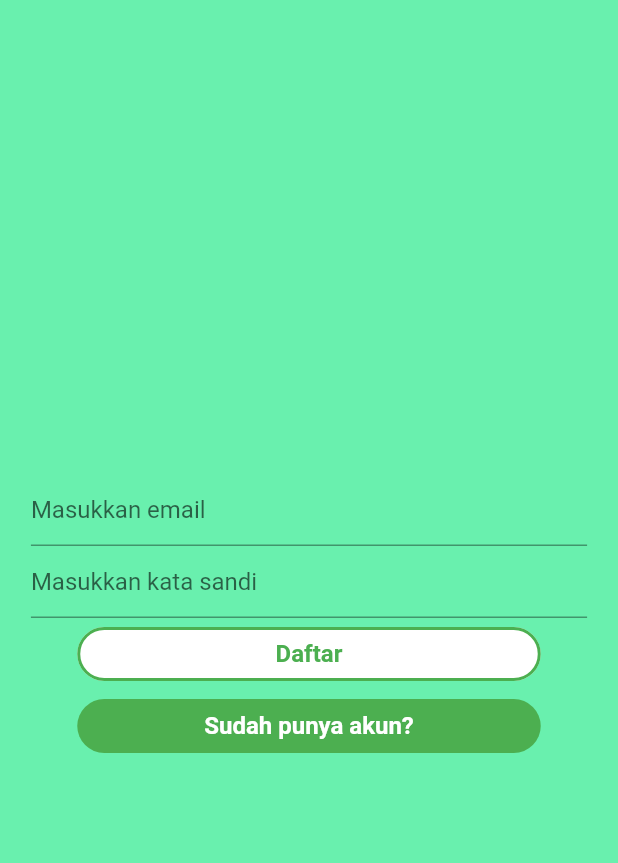
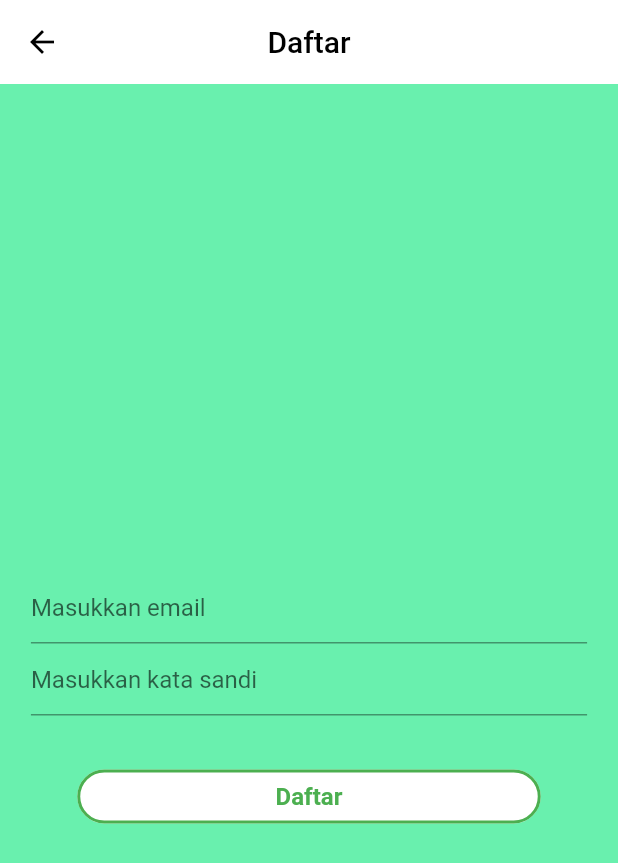
Before and after one commit to AngDrew/smart_hyco, a Flutter app: the screen it shows after launch, after a tap on "Daftar", on a phone screen of 412 x 824 dp. Shown: the top 863 px of the screen. Run offline on Flutter 3.47's test engine with Material 2 defaults, Android fonts, the light colour scheme and no system bars.

Commit message:
profress #2
clean coded

login screen
register screen
custom app bar
widget style sheet (WSS) [need more options]
text style sheet (TSS) [need more options]
color palette (CPalette) [need more options]
spacing sheet (Spacing) [need more options]

if you found any issue please tell me.

```diff
--- a/lib/main.dart
+++ b/lib/main.dart
@@ -1,5 +1,7 @@
 import 'package:flutter/material.dart';
 import 'package:smarthyco/src/screens/splash_scr.dart';
+
+import 'src/resources/router.dart';
 
 void main() => runApp(MyApp());
 
@@ -12,6 +14,8 @@ class MyApp extends StatelessWidget {
         primarySwatch: Colors.green,
       ),
       home: SplashScreen(),
+      onGenerateRoute: Router.generateRoute,
+      initialRoute: '/',
     );
   }
 }
--- /dev/null
+++ b/lib/src/resources/color_palette.dart
@@ -0,0 +1,5 @@
+import 'package:flutter/material.dart';
+
+class CP {
+  static const Color primaryColor = Colors.green;
+}
--- /dev/null
+++ b/lib/src/resources/router.dart
@@ -0,0 +1,25 @@
+import 'package:flutter/material.dart';
+import 'package:smarthyco/src/screens/login_scr.dart';
+import 'package:smarthyco/src/screens/register_scr.dart';
+import 'package:smarthyco/src/screens/splash_scr.dart';
+
+class Router {
+  static Route<dynamic> generateRoute(RouteSettings settings) {
+    switch (settings.name) {
+      case '/':
+        return MaterialPageRoute<dynamic>(builder: (_) => SplashScreen());
+      case '/login':
+        return MaterialPageRoute<dynamic>(builder: (_) => LoginScreen());
+      case '/register':
+        return MaterialPageRoute<dynamic>(builder: (_) => RegisterScreen());
+      default:
+        return MaterialPageRoute<dynamic>(
+          builder: (_) => Scaffold(
+            body: Center(
+              child: Text('No route defined for ${settings.name}'),
+            ),
+          ),
+        );
+    }
+  }
+}
--- /dev/null
+++ b/lib/src/resources/spacing.dart
@@ -0,0 +1,67 @@
+import 'package:flutter/material.dart';
+
+class Spacing {
+  //vertical spacing
+  static const SizedBox vertical10 = SizedBox(
+    height: 10,
+  );
+  static const SizedBox vertical20 = SizedBox(
+    height: 20,
+  );
+  static const SizedBox vertical30 = SizedBox(
+    height: 30,
+  );
+  static const SizedBox vertical40 = SizedBox(
+    height: 40,
+  );
+  static const SizedBox vertical50 = SizedBox(
+    height: 50,
+  );
+  static const SizedBox vertical60 = SizedBox(
+    height: 60,
+  );
+  static const SizedBox vertical70 = SizedBox(
+    height: 70,
+  );
+  static const SizedBox vertical80 = SizedBox(
+    height: 80,
+  );
+  static const SizedBox vertical90 = SizedBox(
+    height: 90,
+  );
+  static const SizedBox vertical100 = SizedBox(
+    height: 100,
+  );
+
+  //horizontal margin or padding
+  static const EdgeInsets horizontalSymetric5 = EdgeInsets.symmetric(
+    horizontal: 5,
+  );
+  static const EdgeInsets horizontalSymetric10 = EdgeInsets.symmetric(
+    horizontal: 10,
+  );
+  static const EdgeInsets horizontalSymetric15 = EdgeInsets.symmetric(
+    horizontal: 15,
+  );
+  static const EdgeInsets horizontalSymetric20 = EdgeInsets.symmetric(
+    horizontal: 20,
+  );
+  static const EdgeInsets horizontalSymetric25 = EdgeInsets.symmetric(
+    horizontal: 25,
+  );
+  static const EdgeInsets horizontalSymetric30 = EdgeInsets.symmetric(
+    horizontal: 30,
+  );
+  static const EdgeInsets horizontalSymetric35 = EdgeInsets.symmetric(
+    horizontal: 35,
+  );
+  static const EdgeInsets horizontalSymetric40 = EdgeInsets.symmetric(
+    horizontal: 40,
+  );
+  static const EdgeInsets horizontalSymetric45 = EdgeInsets.symmetric(
+    horizontal: 45,
+  );
+  static const EdgeInsets horizontalSymetric50 = EdgeInsets.symmetric(
+    horizontal: 50,
+  );
+}
--- a/lib/src/screens/login_scr.dart
+++ b/lib/src/screens/login_scr.dart
@@ -101,7 +101,7 @@ class _LoginScreenState extends State<LoginScreen> {
       width: size.width * 0.75,
       child: FlatButton(
         onPressed: () {
-          //
+          Navigator.pushNamed(context, '/register');
         },
         child: const Text(
           'Daftar',
--- a/lib/src/screens/register_scr.dart
+++ b/lib/src/screens/register_scr.dart
@@ -1,4 +1,5 @@
 import 'package:flutter/material.dart';
+import 'package:smarthyco/src/resources/spacing.dart';
 import 'package:smarthyco/src/styles/text_style_sheet.dart';
 import 'package:smarthyco/src/styles/widget_style_sheet.dart';
 import 'package:smarthyco/src/widgets/custom_app_bar.dart';
@@ -12,13 +13,15 @@ class RegisterScreenState extends State<RegisterScreen> {
   TextEditingController emailController = TextEditingController();
   TextEditingController passwordController = TextEditingController();
 
-  CustomAppBar cab = const CustomAppBar('title', Text('data'));
-
   @override
   Widget build(BuildContext context) {
     final Size size = MediaQuery.of(context).size;
     return Scaffold(
-      //appBar:
+      appBar: CustomAppBar(
+        backgroundColor: Colors.white,
+        title: 'Daftar',
+        isCenter: true,
+      ),
       body: SingleChildScrollView(
         child: Container(
           color: Colors.greenAccent,
@@ -41,8 +44,8 @@ class RegisterScreenState extends State<RegisterScreen> {
         children: <Widget>[
           emailForm(size),
           passwordForm(size),
+          Spacing.vertical30,
           loginButton(size),
-          registerButton(size),
         ],
       ),
     );
@@ -89,22 +92,4 @@ class RegisterScreenState extends State<RegisterScreen> {
       ),
     );
   }
-
-  Container registerButton(Size size) {
-    return Container(
-      width: size.width * 0.75,
-      child: FlatButton(
-        onPressed: () {
-          //
-        },
-        child: const Text(
-          'Sudah punya akun?',
-          style: TSS.mdWhiteBold,
-        ),
-        shape: WSS.roundedBorder(20, WSS.noBorder),
-        color: Colors.green,
-        highlightColor: Colors.white30,
-      ),
-    );
-  }
 }
--- a/lib/src/screens/splash_scr.dart
+++ b/lib/src/screens/splash_scr.dart
@@ -1,7 +1,4 @@
 import 'package:flutter/material.dart';
-import 'package:smarthyco/src/screens/login_scr.dart';
-
-import 'register_scr.dart';
 
 class SplashScreen extends StatefulWidget {
   @override
@@ -13,10 +10,7 @@ class _SplashScreenState extends State<SplashScreen> {
   void initState() {
     super.initState();
     Future<void>.delayed(const Duration(seconds: 1), () {
-      Navigator.push(
-          context,
-          MaterialPageRoute<dynamic>(
-              builder: (BuildContext context) => RegisterScreen()));
+      Navigator.pushReplacementNamed<void, void>(context, '/login');
     });
   }
 
--- a/lib/src/widgets/custom_app_bar.dart
+++ b/lib/src/widgets/custom_app_bar.dart
@@ -1,73 +1,47 @@
 import 'package:flutter/material.dart';
-import 'package:smarthyco/src/styles/text_style_sheet.dart';
-import 'package:smarthyco/src/styles/widget_style_sheet.dart';
+import 'package:smarthyco/src/resources/color_palette.dart';
 
-class CustomAppBar {
-  const CustomAppBar(this.title, this.child);
+class CustomAppBar extends StatelessWidget with PreferredSizeWidget {
+  CustomAppBar({
+    @required this.title,
+    this.backgroundColor = CP.primaryColor,
+    this.itemColor = Colors.black,
+    this.actions,
+    this.isCenter = false,
+    this.elevation = 0.0,
+  });
+
   final String title;
-  final Widget child;
+  final Color backgroundColor;
+  final Color itemColor;
+  final List<Widget> actions;
+  final bool isCenter;
+  final double elevation;
 
-  Widget appBar(BuildContext context) {
-    final Size size = MediaQuery.of(context).size;
-    return PreferredSize(
-      preferredSize: Size(size.width, 58),
-      child: Column(
-        children: <Widget>[
-          Row(
-            mainAxisSize: MainAxisSize.max,
-            mainAxisAlignment: MainAxisAlignment.spaceBetween,
-            children: <Widget>[
-              Hero(
-                tag: 'topBarBtn',
-                child: Card(
-                  elevation: 10,
-                  shape: WSS.roundedBorder(20, WSS.noBorder),
-                  child: MaterialButton(
-                    height: 50,
-                    minWidth: 50,
-                    elevation: 10,
-                    shape: WSS.roundedBorder(20, WSS.noBorder),
-                    onPressed: () {},
-                    child: child,
-                  ),
-                ),
-              ),
-              // SizedBox(
-              //   width: 50,
-              // ),
-              Hero(
-                tag: 'title',
-                transitionOnUserGestures: true,
-                child: Card(
-                  elevation: 10,
-                  shape: const RoundedRectangleBorder(
-                    borderRadius: BorderRadius.only(
-                      bottomLeft: Radius.circular(30),
-                    ),
-                  ),
-                  child: InkWell(
-                    onTap: () {},
-                    child: Container(
-                      width: MediaQuery.of(context).size.width / 1.5,
-                      height: 50,
-                      child: Align(
-                        alignment: Alignment.centerLeft,
-                        child: Padding(
-                          padding: const EdgeInsets.only(left: 30),
-                          child: Text(
-                            title,
-                            style: TSS.lgBlackBold,
-                          ),
-                        ),
-                      ),
-                    ),
-                  ),
-                ),
-              )
-            ],
-          ),
-        ],
+  @override
+  Widget build(BuildContext context) {
+    return AppBar(
+      backgroundColor: backgroundColor,
+      leading: IconButton(
+        onPressed: () => Navigator.pop(context),
+        icon: Icon(
+          Icons.arrow_back,
+          color: itemColor,
+        ),
       ),
+      centerTitle: isCenter,
+      title: Text(
+        title,
+        style: TextStyle(
+          fontSize: 20,
+          color: itemColor,
+        ),
+      ),
+      actions: actions,
+      elevation: elevation,
     );
   }
+
+  @override
+  Size get preferredSize => const Size.fromHeight(56.0);
 }
--- a/lib/src/widgets/responsive_safe_area.dart
+++ b/lib/src/widgets/responsive_safe_area.dart
@@ -6,19 +6,19 @@ typedef ResponsiveBuilder = Widget Function(
 );
 
 class ResponsiveSafeArea extends StatelessWidget {
-  final ResponsiveBuilder responsiveBuilder;
-
   const ResponsiveSafeArea({
     @required ResponsiveBuilder builder,
     Key key,
   })  : responsiveBuilder = builder,
         super(key: key);
 
+  final ResponsiveBuilder responsiveBuilder;
+
   @override
   Widget build(BuildContext context) {
     return SafeArea(
       child: LayoutBuilder(
-        builder: (context, constraints) {
+        builder: (BuildContext context, BoxConstraints constraints) {
           return responsiveBuilder(
             context,
             constraints.biggest,
```
Also changed, not shown: lib/src/styles/text_style_sheet.dart (+21 -1 lines), 2 other files.
